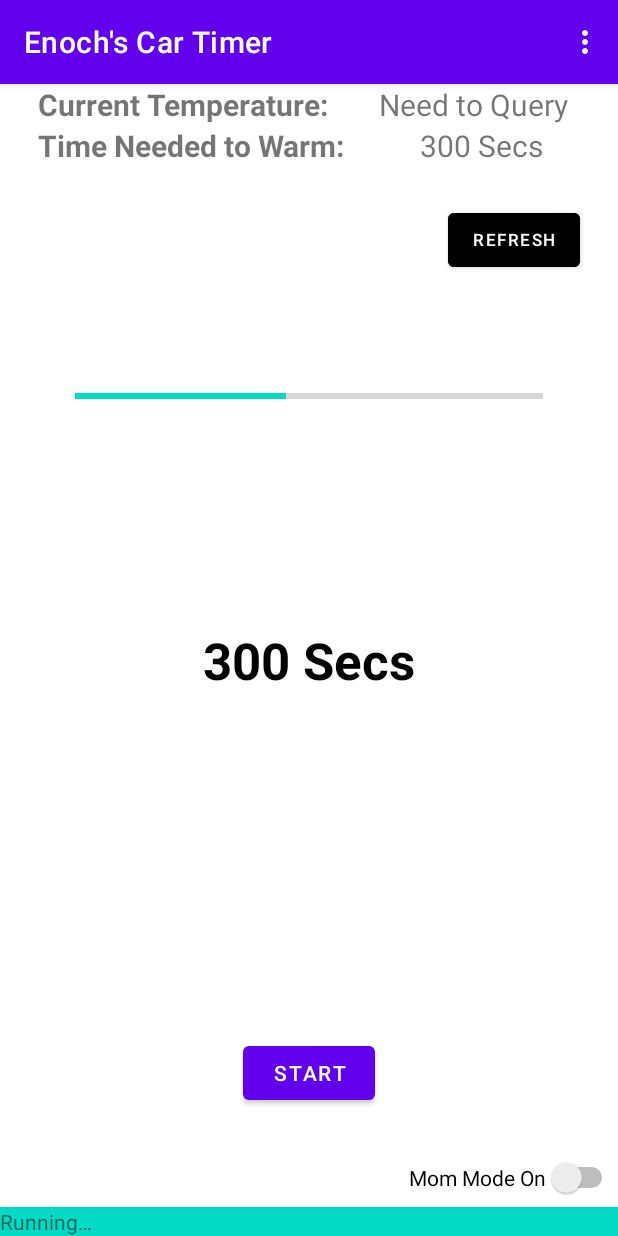
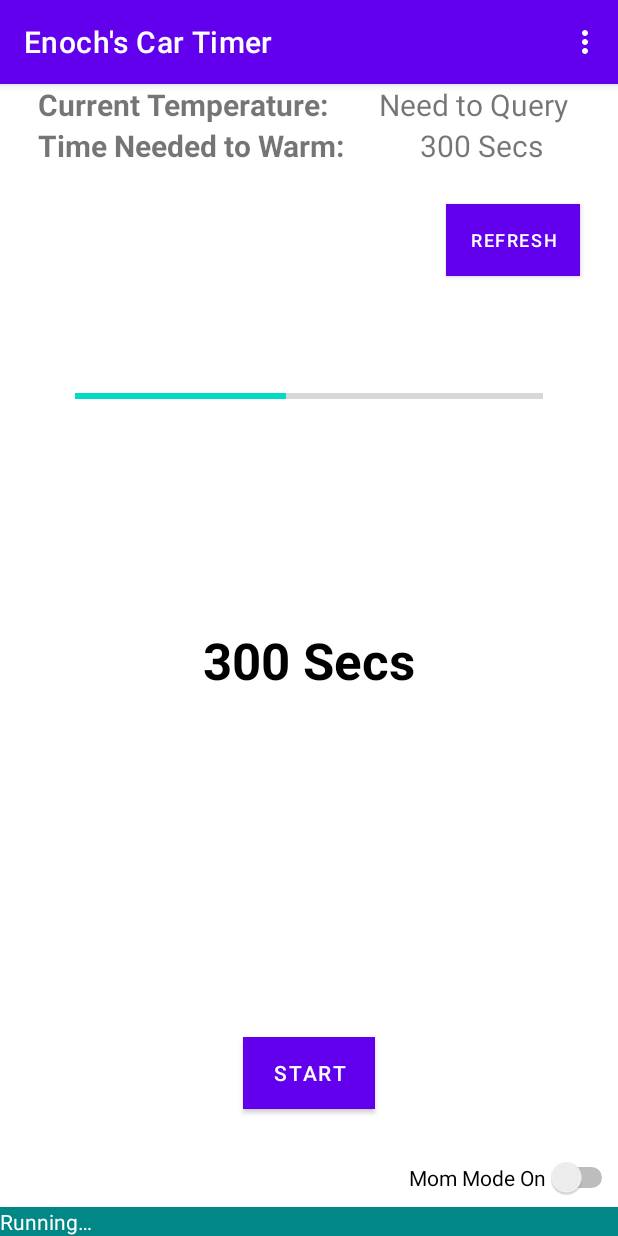
Before and after one commit to zskelton/CarWarmupTimer, an Android app: the screen it shows after launch (MainActivity), on a phone screen of 412 x 824 dp. Run offline under Robolectric (Android 15) with nearby library versions, the phone set to English and light mode, and no system bars; our stand-ins replace Volley, navigation-ui.

Commit message:
Themeing

```diff
--- a/app/src/main/res/layout/fragment_first.xml
+++ b/app/src/main/res/layout/fragment_first.xml
@@ -14,6 +14,7 @@
         android:layout_marginStart="50dp"
         android:layout_marginEnd="50dp"
         android:progress="45"
+        android:scrollbarSize="8dp"
         app:layout_constraintBottom_toTopOf="@+id/txt_timer"
         app:layout_constraintEnd_toEndOf="parent"
         app:layout_constraintHorizontal_bias="0.471"
@@ -66,8 +67,9 @@
         android:id="@+id/txt_status"
         android:layout_width="0dp"
         android:layout_height="wrap_content"
-        android:background="@color/teal_200"
         android:text="@string/txt_running"
+        android:background="@color/design_default_color_secondary_variant"
+        android:textColor="?android:textColorPrimaryInverse"
         app:layout_constraintBottom_toBottomOf="parent"
         app:layout_constraintEnd_toEndOf="parent"
         app:layout_constraintStart_toStartOf="parent" />
@@ -76,6 +78,7 @@
         android:id="@+id/btn_startTimer"
         android:layout_width="wrap_content"
         android:layout_height="wrap_content"
+        android:background="?attr/colorSecondaryVariant"
         android:text="@string/txt_start"
         app:layout_constraintBottom_toBottomOf="parent"
         app:layout_constraintEnd_toEndOf="parent"
@@ -90,9 +93,10 @@
         android:layout_height="wrap_content"
         android:layout_marginTop="25dp"
         android:layout_marginEnd="25dp"
-        android:backgroundTint="@color/black"
+        android:background="?attr/colorSecondaryVariant"
+        android:ellipsize="middle"
         android:text="@string/txt_refresh"
-        android:textSize="11sp"
+        android:textSize="12sp"
         app:layout_constraintEnd_toEndOf="parent"
         app:layout_constraintTop_toBottomOf="@+id/txt_recommendedTime" />
 
@@ -106,9 +110,9 @@
         android:enabled="false"
         android:text="@string/txt_current_time"
         android:textAlignment="center"
-        android:textColor="@color/black"
         android:textSize="34sp"
         android:textStyle="bold"
+        android:textColor="?android:textColorPrimary"
         app:layout_constraintBottom_toBottomOf="parent"
         app:layout_constraintEnd_toEndOf="parent"
         app:layout_constraintHorizontal_bias="0.497"
--- a/app/src/main/res/values-night/themes.xml
+++ b/app/src/main/res/values-night/themes.xml
@@ -12,5 +12,7 @@
         <!-- Status bar color. -->
         <item name="android:statusBarColor" tools:targetApi="l">?attr/colorPrimaryVariant</item>
         <!-- Customize your theme here. -->
+        <item name="android:textColorPrimary">@color/white</item>
+        <item name="android:textColorPrimaryInverse">@color/black</item>
     </style>
 </resources>
--- a/app/src/main/res/values/themes.xml
+++ b/app/src/main/res/values/themes.xml
@@ -12,6 +12,8 @@
         <!-- Status bar color. -->
         <item name="android:statusBarColor" tools:targetApi="l">?attr/colorPrimaryVariant</item>
         <!-- Customize your theme here. -->
+        <item name="android:textColorPrimary">@color/black</item>
+        <item name="android:textColorPrimaryInverse">@color/white</item>
     </style>
 
     <style name="Theme.WeatherCarTimer.NoActionBar">
```
